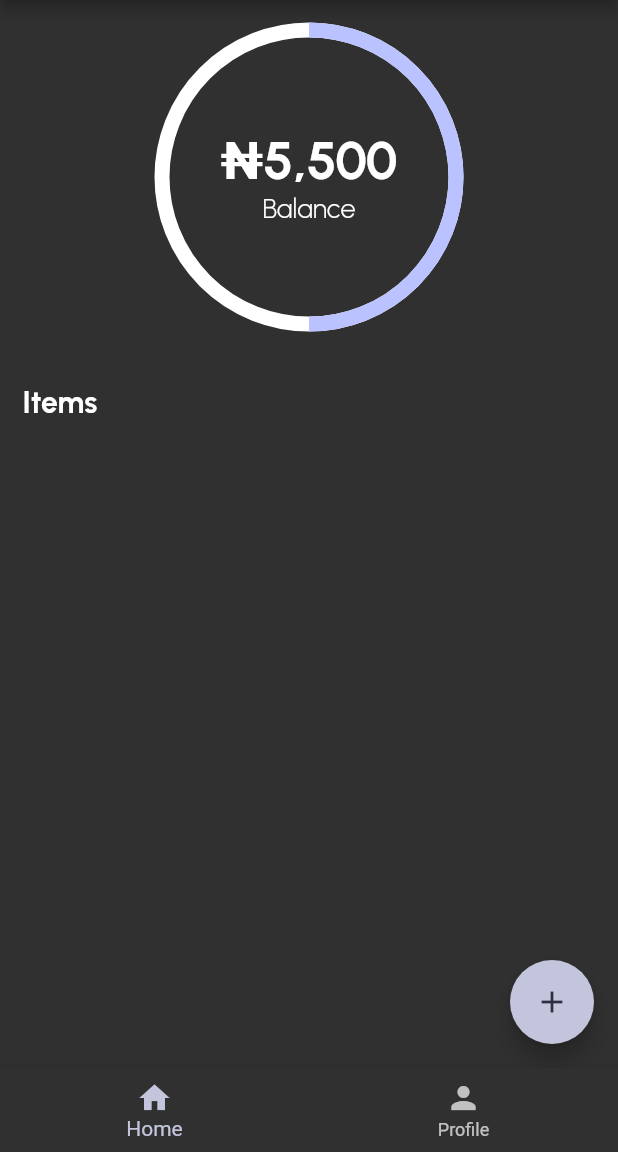
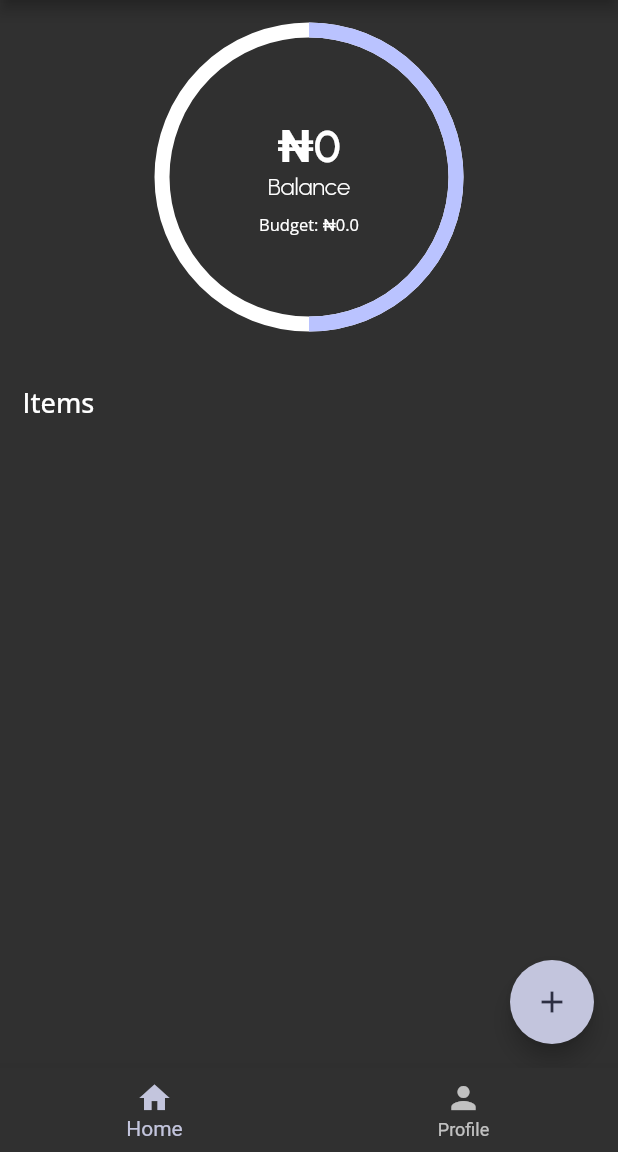
Before and after one commit to OlawaleJnr/budget-tracker, a Flutter app: the screen it shows after launch, on a phone screen of 412 x 824 dp, the part 84-1236 px from its top. Run offline on Flutter 3.47's test engine with Material 2 defaults, Android fonts, the phone set to English and light mode, and no system bars; drawn by our look-alikes of percent_indicator; our stand-ins replace google_fonts.

Commit message:
features(upgrade): Implementing budget state provider

```diff
--- a/lib/main.dart
+++ b/lib/main.dart
@@ -1,4 +1,5 @@
 import 'package:budget_tracker/screens/home.dart';
+import 'package:budget_tracker/services/budget_service.dart';
 import 'package:budget_tracker/services/theme_service.dart';
 import 'package:flutter/material.dart';
 import 'package:provider/provider.dart';
@@ -13,8 +14,15 @@ class MyApp extends StatelessWidget {
   // This widget is the root of your application.
   @override
   Widget build(BuildContext context) {
-    return ChangeNotifierProvider<ThemeService>(
-      create: (_) => ThemeService(),
+    return MultiProvider(
+      providers: [
+        ChangeNotifierProvider<ThemeService>(
+          create: (_) => ThemeService()
+        ),
+        ChangeNotifierProvider<BudgetService>(
+          create: (_) => BudgetService()
+        ),
+      ],
       child: Builder(
         builder: (BuildContext context) {
           final themeService = Provider.of<ThemeService>(context);
--- a/lib/pages/home_page.dart
+++ b/lib/pages/home_page.dart
@@ -1,11 +1,13 @@
 import 'dart:io';
 import 'package:budget_tracker/models/transaction.dart';
+import 'package:budget_tracker/services/budget_service.dart';
 import 'package:budget_tracker/widgets/Cards/transaction_card.dart';
 import 'package:budget_tracker/widgets/Dialogs/add_transaction_dialog.dart';
 import 'package:flutter/material.dart';
 import 'package:google_fonts/google_fonts.dart';
 import 'package:percent_indicator/circular_percent_indicator.dart';
 import 'package:intl/intl.dart';
+import 'package:provider/provider.dart';
 
 class HomePage extends StatefulWidget {
   const HomePage({Key? key}) : super(key: key);
@@ -24,6 +26,7 @@ class _HomePageState extends State<HomePage> {
       locale: Platform.localeName,
       name: 'NGN',
     );
+    final budgetService = Provider.of<BudgetService>(context);
 
     return Scaffold(
       floatingActionButton: FloatingActionButton(
@@ -55,7 +58,9 @@ class _HomePageState extends State<HomePage> {
               children: [
                 Align(
                   alignment: Alignment.topCenter,
-                  child: CircularPercentIndicator(
+                  child: Consumer<BudgetService>(
+                    builder: ((context, value, child) {
+                      return CircularPercentIndicator(
                         radius: screenSize.width / 2,
                         lineWidth: 10.0, // how thick the line is
                         percent: .5, // percent goes from 0 -> 1
@@ -64,22 +69,34 @@ class _HomePageState extends State<HomePage> {
                           mainAxisSize: MainAxisSize.min,
                           children: [
                             Text(
-                          "${format.currencySymbol}5,500",
+                              "${format.currencySymbol}0",
                               style: GoogleFonts.urbanist(
-                            fontSize: 35,
-                            fontWeight: FontWeight.bold,
+                                fontSize: 30,
+                                fontWeight: FontWeight.w600,
                               ),
                             ),
                             Text(
                               "Balance",
                               style: GoogleFonts.urbanist(
-                            fontSize: 18,
+                                fontSize: 16,
                                 fontWeight: FontWeight.w300,
+                              ),
+                            ),
+                            const SizedBox(
+                              height: 8
+                            ),
+                            Text(
+                              "Budget: ${format.currencySymbol}${value.budget.toString()}",
+                              style: GoogleFonts.openSans(
+                                fontSize: 11,
+                                fontWeight: FontWeight.w400,
                               ),
                             ),
                           ],
                         ),
                         progressColor: Theme.of(context).colorScheme.primary,
+                      );
+                    }),
                   ),
                 ),
                 const SizedBox(
@@ -87,9 +104,9 @@ class _HomePageState extends State<HomePage> {
                 ),
                 Text(
                   "Items",
-                  style: GoogleFonts.urbanist(
-                    fontSize: 20,
-                    fontWeight: FontWeight.bold,
+                  style: GoogleFonts.openSans(
+                    fontSize: 18,
+                    fontWeight: FontWeight.w500,
                   ),
                 ),
                 const SizedBox(
--- a/lib/screens/home.dart
+++ b/lib/screens/home.dart
@@ -1,5 +1,6 @@
 import 'package:budget_tracker/pages/home_page.dart';
 import 'package:budget_tracker/pages/profile_page.dart';
+import 'package:budget_tracker/services/budget_service.dart';
 import 'package:budget_tracker/services/theme_service.dart';
 import 'package:budget_tracker/widgets/Dialogs/add_budget_dialog.dart';
 import "package:flutter/material.dart";
@@ -62,8 +63,9 @@ class _HomeState extends State<Home> {
                 context: context,
                 builder: (builder) {
                   return AddBudgetDialog(
-                    budget: (budget ) {
-
+                    budget: (budget) {
+                      final budgetService = Provider.of<BudgetService>(context, listen: false);
+                      budgetService.budget = budget;
                     },
                   );
                 }
--- /dev/null
+++ b/lib/services/budget_service.dart
@@ -0,0 +1,12 @@
+import 'package:flutter/material.dart';
+
+class BudgetService extends ChangeNotifier {
+  double _budget = 0.0;
+
+  double get budget => _budget;
+
+  set budget(double amount) {
+    _budget = amount;
+    notifyListeners();
+  }
+}
```
Lines whose indentation alone changed are shown as unchanged.
